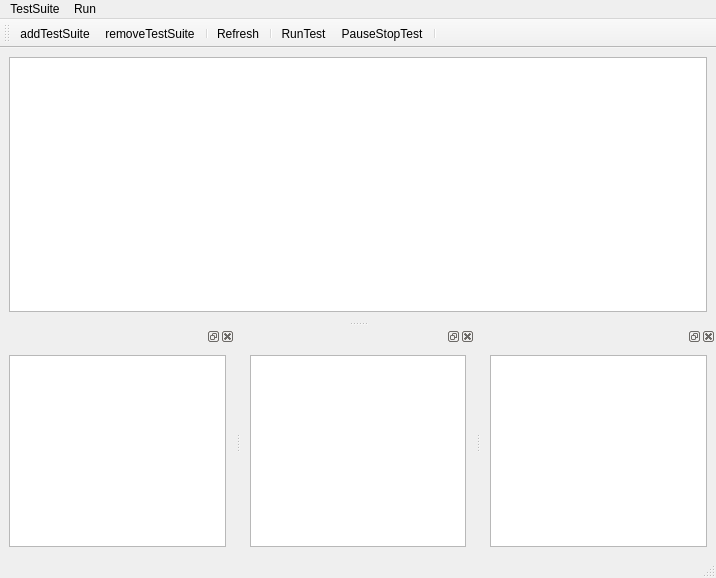
Above: XSTAF/ui/DUT.ui from xcgspring/XSTAF before the change. Below: the same form after it.
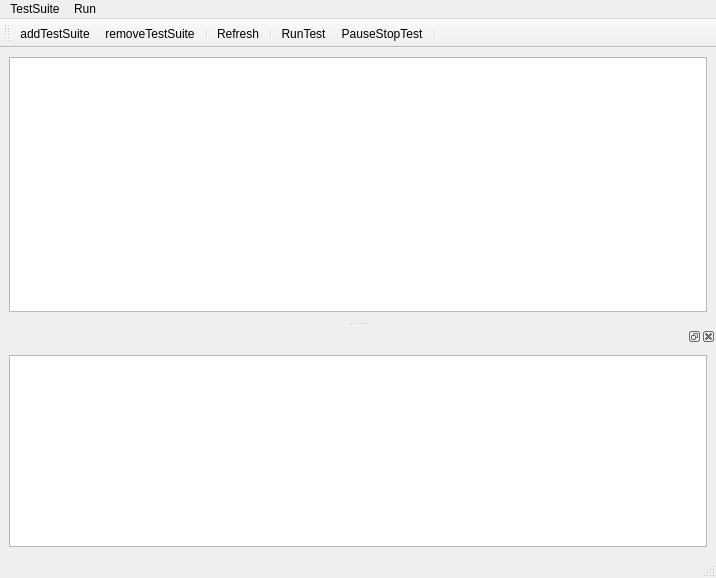
That is the form after the change. Icons and pictures are not drawn.

Commit message: split DUT class to DUT, DUTMonitor and DUTTaskRunner. Add some code for test management

Patch:
```diff
--- a/XSTAF/ui/DUT.ui
+++ b/XSTAF/ui/DUT.ui
@@ -78,30 +78,6 @@
    <addaction name="actionPauseStopTest"/>
    <addaction name="separator"/>
   </widget>
-  <widget class="QDockWidget" name="dockWidget_2">
-   <attribute name="dockWidgetArea">
-    <number>8</number>
-   </attribute>
-   <widget class="QWidget" name="dockWidgetContents_2">
-    <layout class="QGridLayout" name="gridLayout_4">
-     <item row="0" column="0">
-      <widget class="QTextEdit" name="textEdit_2"/>
-     </item>
-    </layout>
-   </widget>
-  </widget>
-  <widget class="QDockWidget" name="dockWidget_3">
-   <attribute name="dockWidgetArea">
-    <number>8</number>
-   </attribute>
-   <widget class="QWidget" name="dockWidgetContents_3">
-    <layout class="QGridLayout" name="gridLayout_3">
-     <item row="0" column="0">
-      <widget class="QTextEdit" name="textEdit_3"/>
-     </item>
-    </layout>
-   </widget>
-  </widget>
   <action name="actionAddTestSuite">
    <property name="icon">
     <iconset resource="resources.qrc">
```
Left out of the diff: 11 changed lines with no effect on the pictures. The commit also changes 10 other files.
